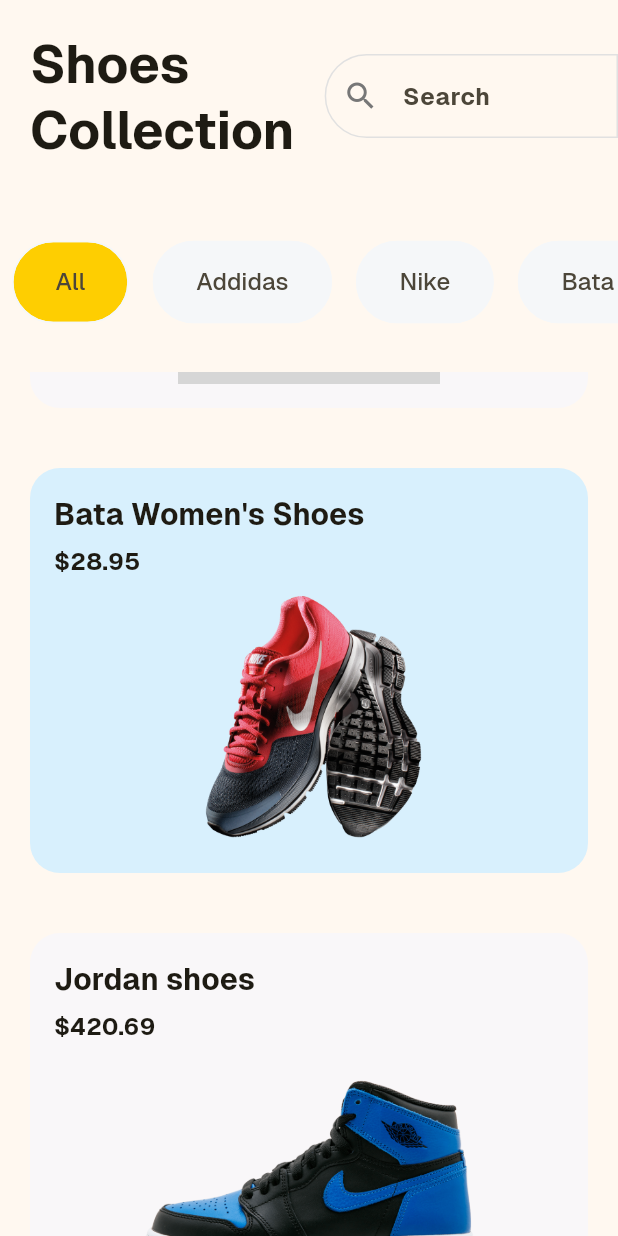
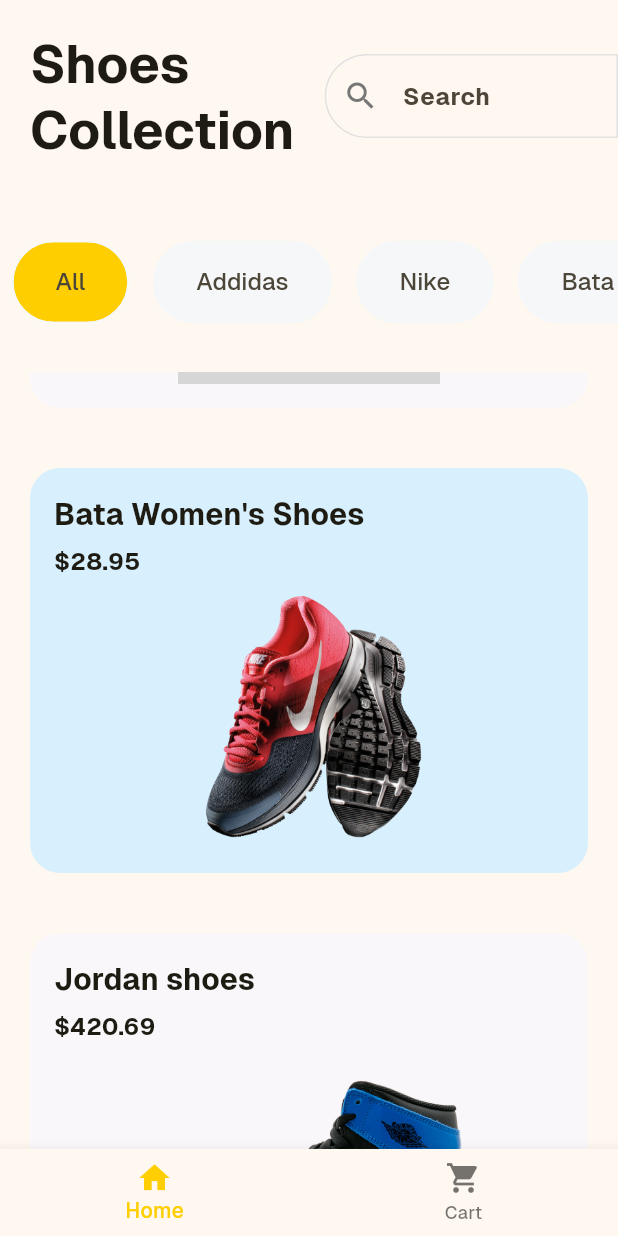
Before and after one commit to TechifyDev1/shopping_app, a Flutter app: the screen it shows after launch, scrolled down 576 dp, on a phone screen of 412 x 824 dp. Run offline on Flutter 3.47's test engine with Material 3 defaults, Android fonts, the phone set to English and light mode, and no system bars; grey boxes are pictures that could not be loaded.

Commit message:
Added some fine tunning

```diff
--- a/lib/home_page.dart
+++ b/lib/home_page.dart
@@ -12,6 +12,7 @@ class HomePage extends StatefulWidget {
 
 class _HomePageState extends State<HomePage> {
   final List<String> filters = const ["All", "Addidas", "Nike", "Bata"];
+  int currentPage = 0;
   late String selectedFilter;
   @override
   void initState() {
@@ -27,6 +28,21 @@ class _HomePageState extends State<HomePage> {
       borderRadius: BorderRadius.horizontal(left: Radius.circular(50)),
     );
     return Scaffold(
+      bottomNavigationBar: BottomNavigationBar(
+        onTap: (value) {
+          setState(() {
+            currentPage = value;
+          });
+        },
+        currentIndex: currentPage,
+        items: [
+          BottomNavigationBarItem(icon: Icon(Icons.home), label: "Home"),
+          BottomNavigationBarItem(
+            icon: Icon(Icons.shopping_cart),
+            label: "Cart",
+          ),
+        ],
+      ),
       body: SafeArea(
         child: Column(
           children: [
@@ -40,7 +56,7 @@ class _HomePageState extends State<HomePage> {
                   ),
                 ),
                 Expanded(
-                  child: TextField(
+                  child: const TextField(
                     decoration: InputDecoration(
                       hintText: "Search",
                       prefixIcon: Icon(Icons.search),
```
